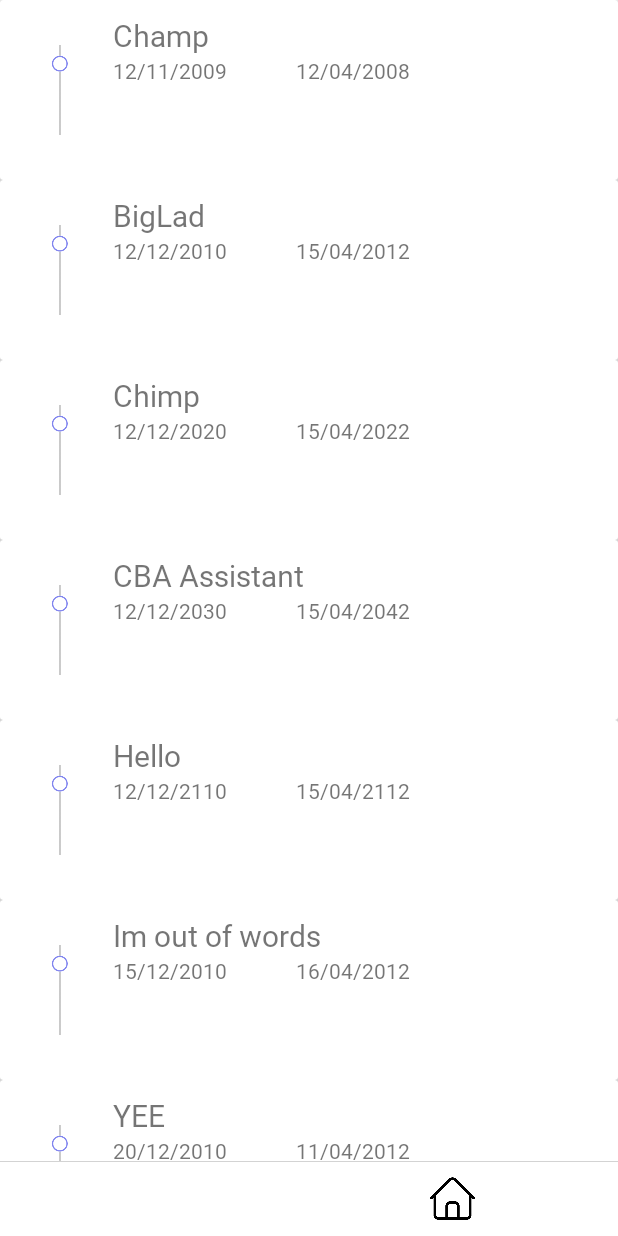
After one commit to Zenith-Consulting-3605/ZenithConsultingGA, an Android app: the ExperienceFragment screen opened directly, with no data from a screen before it, on a phone screen of 412 x 824 dp. The commit adds this screen. Run offline under Robolectric (Android 15) with nearby library versions, the phone set to English and light mode, and no system bars; our stand-ins replace CircleImageView.

Commit message:
Profile -Experience in progress

```diff
--- a/app/build.gradle
+++ b/app/build.gradle
@@ -28,7 +28,10 @@ dependencies {
 
     implementation 'androidx.appcompat:appcompat:1.1.0'
     implementation 'androidx.constraintlayout:constraintlayout:1.1.3'
+    implementation 'androidx.recyclerview:recyclerview:1.1.0'
+    implementation 'androidx.cardview:cardview:1.0.0'
     implementation 'de.hdodenhof:circleimageview:3.1.0'
+    implementation 'androidx.legacy:legacy-support-v4:1.0.0'
     testImplementation 'junit:junit:4.12'
     androidTestImplementation 'androidx.test.ext:junit:1.1.1'
     androidTestImplementation 'androidx.test.espresso:espresso-core:3.2.0'
--- a/app/src/main/java/com/example/infs3605groupassignment/DbHelper.java
+++ b/app/src/main/java/com/example/infs3605groupassignment/DbHelper.java
@@ -1,23 +1,30 @@
 package com.example.infs3605groupassignment;
 
 import android.content.Context;
+import android.database.Cursor;
 import android.database.sqlite.SQLiteDatabase;
 import android.database.sqlite.SQLiteOpenHelper;
 
+import java.util.ArrayList;
+import java.util.List;
 
 
 public class DbHelper extends SQLiteOpenHelper {
     private static final String DATABASE_NAME = "User.db";
     private SQLiteDatabase db;
 
-    private DbHelper(Context context) {
+    private List<Experience> experienceList = new ArrayList<>();
+
+    public DbHelper(Context context) {
         super(context, DATABASE_NAME, null,1);
+        db = getWritableDatabase();
     }
 
     @Override
     public void onCreate(SQLiteDatabase db) {
         this.db = db;
 
+        db.execSQL("DROP TABLE IF EXISTS " + DbContract.ExperienceTable.TABLE_NAME);
         final String SQL_CREATE_USERS_TABLE = "CREATE TABLE " +
                 DbContract.UsersTable.TABLE_NAME + "( " +
                 DbContract.UsersTable._ID + " INTEGER PRIMARY KEY AUTOINCREMENT, " +
@@ -26,11 +33,46 @@ public class DbHelper extends SQLiteOpenHelper {
                 ")";
 
         db.execSQL(SQL_CREATE_USERS_TABLE);
+
+        db.execSQL("CREATE TABLE " + DbContract.ProfileTable.TABLE_NAME + "( " + DbContract.ProfileTable._ID + " INTEGER PRIMARY KEY AUTOINCREMENT, " + DbContract.ProfileTable.FIRST_NAME + " TEXT, " + DbContract.ProfileTable.LAST_NAME + " TEXT, " + DbContract.ProfileTable.OCCUPATION + " TEXT, " + DbContract.ProfileTable.LOCATION + " TEXT )");
+        db.execSQL("CREATE TABLE " + DbContract.ExperienceTable.TABLE_NAME + "( " + DbContract.ExperienceTable._ID + " INTEGER PRIMARY KEY AUTOINCREMENT, " + DbContract.ExperienceTable.TITLE + " TEXT, " + DbContract.ExperienceTable.EMPLOYMENT_TYPE + " TEXT, " + DbContract.ExperienceTable.COMPANY + " TEXT, " + DbContract.ExperienceTable.LOCATION + " TEXT, " + DbContract.ExperienceTable.START_DATE + " TEXT, " + DbContract.ExperienceTable.END_DATE + " TEXT, " + DbContract.ExperienceTable.DESCRIPTION + " TEXT, " + DbContract.ExperienceTable.USER_ID + " INTEGER )");
+
+        db.execSQL("INSERT INTO " + DbContract.ExperienceTable.TABLE_NAME + " ( " + DbContract.ExperienceTable.TITLE + ", " + DbContract.ExperienceTable.EMPLOYMENT_TYPE + ", " + DbContract.ExperienceTable.COMPANY + ", " + DbContract.ExperienceTable.LOCATION + ", " + DbContract.ExperienceTable.START_DATE + ", " + DbContract.ExperienceTable.END_DATE + ", " + DbContract.ExperienceTable.DESCRIPTION + ", " + DbContract.ExperienceTable.USER_ID + ") VALUES ('Champ', 'Full-Time', 'Champion', 'Sydney, Australia', '12/11/2009', '12/04/2008', 'Worked at Champion like an absolute Champ', 1)");
+        db.execSQL("INSERT INTO " + DbContract.ExperienceTable.TABLE_NAME + " ( " + DbContract.ExperienceTable.TITLE + ", " + DbContract.ExperienceTable.EMPLOYMENT_TYPE + ", " + DbContract.ExperienceTable.COMPANY + ", " + DbContract.ExperienceTable.LOCATION + ", " + DbContract.ExperienceTable.START_DATE + ", " + DbContract.ExperienceTable.END_DATE + ", " + DbContract.ExperienceTable.DESCRIPTION + ", " + DbContract.ExperienceTable.USER_ID + ") VALUES ('BigLad', 'Full-Time', 'Champion', 'Sydney, Australia', '12/12/2010', '15/04/2012', 'Was a BigLad', 1)");
+        db.execSQL("INSERT INTO " + DbContract.ExperienceTable.TABLE_NAME + " ( " + DbContract.ExperienceTable.TITLE + ", " + DbContract.ExperienceTable.EMPLOYMENT_TYPE + ", " + DbContract.ExperienceTable.COMPANY + ", " + DbContract.ExperienceTable.LOCATION + ", " + DbContract.ExperienceTable.START_DATE + ", " + DbContract.ExperienceTable.END_DATE + ", " + DbContract.ExperienceTable.DESCRIPTION + ", " + DbContract.ExperienceTable.USER_ID + ") VALUES ('Chimp', 'Full-Time', 'Champion', 'Sydney, Australia', '12/12/2020', '15/04/2022', 'Was a BigLad', 1)");
+        db.execSQL("INSERT INTO " + DbContract.ExperienceTable.TABLE_NAME + " ( " + DbContract.ExperienceTable.TITLE + ", " + DbContract.ExperienceTable.EMPLOYMENT_TYPE + ", " + DbContract.ExperienceTable.COMPANY + ", " + DbContract.ExperienceTable.LOCATION + ", " + DbContract.ExperienceTable.START_DATE + ", " + DbContract.ExperienceTable.END_DATE + ", " + DbContract.ExperienceTable.DESCRIPTION + ", " + DbContract.ExperienceTable.USER_ID + ") VALUES ('CBA Assistant', 'Full-Time', 'Champion', 'Sydney, Australia', '12/12/2030', '15/04/2042', 'Was a BigLad', 1)");
+        db.execSQL("INSERT INTO " + DbContract.ExperienceTable.TABLE_NAME + " ( " + DbContract.ExperienceTable.TITLE + ", " + DbContract.ExperienceTable.EMPLOYMENT_TYPE + ", " + DbContract.ExperienceTable.COMPANY + ", " + DbContract.ExperienceTable.LOCATION + ", " + DbContract.ExperienceTable.START_DATE + ", " + DbContract.ExperienceTable.END_DATE + ", " + DbContract.ExperienceTable.DESCRIPTION + ", " + DbContract.ExperienceTable.USER_ID + ") VALUES ('Hello', 'Full-Time', 'Champion', 'Sydney, Australia', '12/12/2110', '15/04/2112', 'Was a BigLad', 1)");
+        db.execSQL("INSERT INTO " + DbContract.ExperienceTable.TABLE_NAME + " ( " + DbContract.ExperienceTable.TITLE + ", " + DbContract.ExperienceTable.EMPLOYMENT_TYPE + ", " + DbContract.ExperienceTable.COMPANY + ", " + DbContract.ExperienceTable.LOCATION + ", " + DbContract.ExperienceTable.START_DATE + ", " + DbContract.ExperienceTable.END_DATE + ", " + DbContract.ExperienceTable.DESCRIPTION + ", " + DbContract.ExperienceTable.USER_ID + ") VALUES ('Im out of words', 'Full-Time', 'Champion', 'Sydney, Australia', '15/12/2010', '16/04/2012', 'Was a BigLad', 1)");
+        db.execSQL("INSERT INTO " + DbContract.ExperienceTable.TABLE_NAME + " ( " + DbContract.ExperienceTable.TITLE + ", " + DbContract.ExperienceTable.EMPLOYMENT_TYPE + ", " + DbContract.ExperienceTable.COMPANY + ", " + DbContract.ExperienceTable.LOCATION + ", " + DbContract.ExperienceTable.START_DATE + ", " + DbContract.ExperienceTable.END_DATE + ", " + DbContract.ExperienceTable.DESCRIPTION + ", " + DbContract.ExperienceTable.USER_ID + ") VALUES ('YEE', 'Full-Time', 'Champion', 'Sydney, Australia', '20/12/2010', '11/04/2012', 'Was a BigLad', 1)");
     }
 
     @Override
     public void onUpgrade(SQLiteDatabase db, int oldVersion, int newVersion) {
         db.execSQL("DROP TABLE IF EXISTS " + DbContract.UsersTable.TABLE_NAME);
+
+        db.execSQL("DROP TABLE IF EXISTS " + DbContract.ProfileTable.TABLE_NAME);
+        db.execSQL("DROP TABLE IF EXISTS " + DbContract.ExperienceTable.TABLE_NAME);
+
         onCreate(db);
     }
+
+    public List<Experience> getExperiences() {
+        SQLiteDatabase db = this.getReadableDatabase();
+
+        Cursor cursor = db.rawQuery("SELECT " + DbContract.ExperienceTable.TITLE + ", " + DbContract.ExperienceTable.START_DATE + ", " + DbContract.ExperienceTable.END_DATE + " FROM " + DbContract.ExperienceTable.TABLE_NAME + " WHERE " + DbContract.ExperienceTable.USER_ID + " = " + 1, null);
+
+                int titleCol = cursor.getColumnIndex(DbContract.ExperienceTable.TITLE);
+                int startCol = cursor.getColumnIndex(DbContract.ExperienceTable.START_DATE);
+                int endCol = cursor.getColumnIndex(DbContract.ExperienceTable.END_DATE);
+
+                while (cursor.moveToNext()) {
+                    String title = cursor.getString(titleCol);
+                    String start = cursor.getString(startCol);
+                    String end = cursor.getString(endCol);
+                    Experience retrievedExp = new Experience(title, start, end);
+                    experienceList.add(retrievedExp);
+                }
+
+        return experienceList;
+    }
 }
--- /dev/null
+++ b/app/src/main/java/com/example/infs3605groupassignment/Experience.java
@@ -0,0 +1,59 @@
+package com.example.infs3605groupassignment;
+
+public class Experience {
+    private String title;
+    private String employmentType;
+    private String company;
+    private String location;
+    private String startDate;
+    private String endDate;
+    private String description;
+
+    public Experience() {
+
+    }
+
+    public Experience(String title, String startDate, String endDate) {
+        this.title = title;
+        this.startDate = startDate;
+        this.endDate = endDate;
+    }
+
+    public Experience(String title, String employmentType, String company, String location, String startDate, String endDate, String description) {
+        this.title = title;
+        this.employmentType = employmentType;
+        this.company = company;
+        this.location = location;
+        this.startDate = startDate;
+        this.endDate = endDate;
+        this.description = description;
+    }
+
+    public String getTitle() { return title; }
+
+    public void setTitle(String title) { this.title = title; }
+
+    public String getEmploymentType() {return employmentType; }
+
+    public void setEmploymentType(String employmentType) { this.employmentType = employmentType;}
+
+    public String getCompany() { return company; }
+
+    public void setCompany(String company) { this.company = company; }
+
+    public String getLocation() { return location; }
+
+    public void setLocation(String location) { this.location = location; }
+
+    public String getStartDate() { return startDate; }
+
+    public void setStartDate() { this.startDate = startDate; }
+
+    public String getEndDate() { return endDate; }
+
+    public void setEndDate(String endDate) { this.endDate = endDate; }
+
+    public String getDescription() { return description; }
+
+    public void setDescription(String description) { this.description = description; }
+}
--- /dev/null
+++ b/app/src/main/java/com/example/infs3605groupassignment/ExperienceAdapter.java
@@ -0,0 +1,51 @@
+package com.example.infs3605groupassignment;
+
+import android.view.LayoutInflater;
+import android.view.View;
+import android.view.ViewGroup;
+import android.widget.ImageView;
+import android.widget.TextView;
+
+import androidx.recyclerview.widget.RecyclerView;
+
+import java.util.List;
+
+public class ExperienceAdapter extends RecyclerView.Adapter<ExperienceAdapter.ExperienceViewHolder> {
+    private ExperienceFragment parentActivity;
+    private List<Experience> experiences;
+
+    public ExperienceAdapter (ExperienceFragment parent, List<Experience> experiences) {
+        this.parentActivity = parent;
+        this.experiences = experiences;
+    }
+
+    public static class ExperienceViewHolder extends RecyclerView.ViewHolder {
+        public TextView title, startDate, endDate;
+        public ImageView image;
+
+        public ExperienceViewHolder(View v) {
+            super(v);
+            title = v.findViewById(R.id.txvTitle);
+            startDate = v.findViewById(R.id.txvStartDate);
+            endDate = v.findViewById(R.id.txvEndDate);
+            image = v.findViewById(R.id.imvArt);
+        }
+    }
+
+    @Override
+    public ExperienceAdapter.ExperienceViewHolder onCreateViewHolder(ViewGroup parent, int viewType) {
+        View v = LayoutInflater.from(parent.getContext()).inflate(R.layout.experience_list_row, parent, false);
+        return new ExperienceViewHolder(v);
+    }
+
+    @Override
+    public void onBindViewHolder(ExperienceViewHolder holder, int position) {
+        Experience experience = experiences.get(position);
+        holder.title.setText(experience.getTitle()); //NEED TO SET TEXT
+        holder.startDate.setText(experience.getStartDate()); //NEED TO SET TEXT
+        holder.endDate.setText(experience.getEndDate()); //NEED TO SET TEXT
+    }
+
+    @Override
+    public int getItemCount() { return experiences.size(); }
+}
--- /dev/null
+++ b/app/src/main/java/com/example/infs3605groupassignment/ExperienceFragment.java
@@ -0,0 +1,88 @@
+package com.example.infs3605groupassignment;
+
+import android.os.Bundle;
+
+import androidx.fragment.app.Fragment;
+import androidx.recyclerview.widget.LinearLayoutManager;
+import androidx.recyclerview.widget.RecyclerView;
+
+import android.view.LayoutInflater;
+import android.view.View;
+import android.view.ViewGroup;
+
+import java.util.List;
+
+
+/**
+ * A simple {@link Fragment} subclass.
+ * Use the {@link ExperienceFragment#newInstance} factory method to
+ * create an instance of this fragment.
+ */
+public class ExperienceFragment extends Fragment {
+    // TODO: Rename parameter arguments, choose names that match
+    // the fragment initialization parameters, e.g. ARG_ITEM_NUMBER
+    private static final String ARG_PARAM1 = "param1";
+    private static final String ARG_PARAM2 = "param2";
+
+    // TODO: Rename and change types of parameters
+    private String mParam1;
+    private String mParam2;
+
+    private RecyclerView recyclerView;
+    private RecyclerView.Adapter adapter;
+    private RecyclerView.LayoutManager layoutManager;
+
+    public ExperienceFragment() {
+        // Required empty public constructor
+    }
+
+    /**
+     * Use this factory method to create a new instance of
+     * this fragment using the provided parameters.
+     *
+     * @param param1 Parameter 1.
+     * @param param2 Parameter 2.
+     * @return A new instance of fragment ExperienceFragment.
+     */
+    // TODO: Rename and change types and number of parameters
+    public static ExperienceFragment newInstance(String param1, String param2) {
+        ExperienceFragment fragment = new ExperienceFragment();
+        Bundle args = new Bundle();
+        args.putString(ARG_PARAM1, param1);
+        args.putString(ARG_PARAM2, param2);
+        fragment.setArguments(args);
+        return fragment;
+    }
+
+    @Override
+    public void onCreate(Bundle savedInstanceState) {
+        super.onCreate(savedInstanceState);
+        if (getArguments() != null) {
+            mParam1 = getArguments().getString(ARG_PARAM1);
+            mParam2 = getArguments().getString(ARG_PARAM2);
+        }
+    }
+
+    @Override
+    public View onCreateView(LayoutInflater inflater, ViewGroup container,
+                             Bundle savedInstanceState) {
+        // Inflate the layout for this fragment
+        View v =  inflater.inflate(R.layout.fragment_experience, container, false);
+
+        recyclerView = v.findViewById(R.id.rvList);
+        recyclerView.setHasFixedSize(true);
+        recyclerView.setNestedScrollingEnabled(false);
+        layoutManager = new LinearLayoutManager(getContext());
+        recyclerView.setLayoutManager(layoutManager);
+
+        final DbHelper dbHelper = new DbHelper(getContext());
+
+        List<Experience> experienceList = dbHelper.getExperiences();
+        //CALL THE GET EXPERINCES METHOD FORM DB
+        //SET LIST TO ADPATER
+        adapter = new ExperienceAdapter(this, experienceList);
+        recyclerView.setAdapter(adapter);
+
+        return v;
+    }
+}
--- a/app/src/main/java/com/example/infs3605groupassignment/Profile.java
+++ b/app/src/main/java/com/example/infs3605groupassignment/Profile.java
@@ -1,6 +1,9 @@
 package com.example.infs3605groupassignment;
 
 import androidx.appcompat.app.AppCompatActivity;
+import androidx.fragment.app.Fragment;
+import androidx.fragment.app.FragmentManager;
+import androidx.fragment.app.FragmentTransaction;
 
 import android.content.Intent;
 import android.os.Bundle;
@@ -39,5 +42,10 @@ public class Profile extends AppCompatActivity {
                 startActivity(new Intent(Profile.this, Profile.class));
             }
         });
+
+        FragmentManager manager = getSupportFragmentManager();
+        FragmentTransaction transaction = manager.beginTransaction();
+        Fragment fragment = new ExperienceFragment();
+        getSupportFragmentManager().beginTransaction().replace(R.id.scvFragment, fragment).commit();
     }
 }
--- a/app/src/main/res/drawable/border_stroke.xml
+++ b/app/src/main/res/drawable/border_stroke.xml
@@ -3,7 +3,7 @@
     <item android:top="0dp" android:left="-2dp" android:right="-2dp" android:bottom="-2dp">
         <shape android:shape="rectangle">
             <stroke android:width="0.5dp" android:color="#D3D3D3" />
-            <solid android:color="#00000000" />
+            <solid android:color="@color/white" />
         </shape>
     </item>
 </layer-list>
--- a/app/src/main/res/layout/activity_profile.xml
+++ b/app/src/main/res/layout/activity_profile.xml
@@ -153,12 +153,16 @@
                 android:layout_height="3dp"
                 android:background="@drawable/divider" />
 
-            <androidx.constraintlayout.widget.ConstraintLayout
-                android:id="@+id/cslFragment"
-                android:layout_width="wrap_content"
-                android:layout_height="wrap_content">
+            <androidx.core.widget.NestedScrollView
+                android:id="@+id/scvFragment"
+                android:layout_width="match_parent"
+                android:layout_height="wrap_content"
+                android:fillViewport="true" />
 
-            </androidx.constraintlayout.widget.ConstraintLayout>
+            <TextView
+                android:id="@+id/txvDummy"
+                android:layout_width="match_parent"
+                android:layout_height="50dp" />
 
         </LinearLayout>
     </ScrollView>
--- /dev/null
+++ b/app/src/main/res/layout/experience_list.xml
@@ -0,0 +1,5 @@
+<?xml version="1.0" encoding="utf-8"?>
+<androidx.recyclerview.widget.RecyclerView xmlns:android="http://schemas.android.com/apk/res/android"
+    android:id="@+id/rvList"
+    android:layout_width="match_parent"
+    android:layout_height="match_parent" />
--- /dev/null
+++ b/app/src/main/res/layout/experience_list_row.xml
@@ -0,0 +1,68 @@
+<?xml version="1.0" encoding="utf-8"?>
+<androidx.cardview.widget.CardView xmlns:android="http://schemas.android.com/apk/res/android"
+    xmlns:app="http://schemas.android.com/apk/res-auto"
+    xmlns:tools="http://schemas.android.com/tools"
+    android:layout_height="wrap_content"
+    android:layout_width="match_parent"
+    android:clickable="true"
+    android:focusable="true"
+    android:layout_margin="0dp">
+
+    <androidx.constraintlayout.widget.ConstraintLayout
+        android:layout_width="match_parent"
+        android:layout_height="wrap_content">
+
+        <LinearLayout
+            android:layout_width="match_parent"
+            android:layout_height="match_parent"
+            android:orientation="horizontal">
+
+            <ImageView
+                android:id="@+id/imvArt"
+                android:layout_width="60dp"
+                android:layout_height="120dp"
+                android:contentDescription="TODO"
+                app:srcCompat="@drawable/prf_progress" />
+
+            <LinearLayout
+                android:layout_width="match_parent"
+                android:layout_height="match_parent"
+                android:orientation="vertical">
+
+                <TextView
+                    android:id="@+id/txvTitle"
+                    android:layout_width="match_parent"
+                    android:layout_height="wrap_content"
+                    android:layout_marginLeft="15dp"
+                    android:layout_marginTop="10dp"
+                    android:fontFamily="@font/bold"
+                    android:text="Title"
+                    android:textSize="20sp" />
+
+                <LinearLayout
+                    android:layout_width="match_parent"
+                    android:layout_height="match_parent"
+                    android:orientation="horizontal">
+
+                    <TextView
+                        android:id="@+id/txvStartDate"
+                        android:layout_width="wrap_content"
+                        android:layout_height="wrap_content"
+                        android:layout_marginLeft="15dp"
+                        android:layout_weight="1"
+                        android:fontFamily="@font/light"
+                        android:text="TextView" />
+
+                    <TextView
+                        android:id="@+id/txvEndDate"
+                        android:layout_width="wrap_content"
+                        android:layout_height="wrap_content"
+                        android:layout_weight="3"
+                        android:fontFamily="@font/light"
+                        android:text="TextView" />
+                </LinearLayout>
+            </LinearLayout>
+        </LinearLayout>
+
+    </androidx.constraintlayout.widget.ConstraintLayout>
+</androidx.cardview.widget.CardView>
--- /dev/null
+++ b/app/src/main/res/layout/fragment_experience.xml
@@ -0,0 +1,14 @@
+<?xml version="1.0" encoding="utf-8"?>
+<FrameLayout xmlns:android="http://schemas.android.com/apk/res/android"
+    xmlns:tools="http://schemas.android.com/tools"
+    android:layout_width="match_parent"
+    android:layout_height="match_parent"
+    tools:context=".ExperienceFragment">
+
+    <!-- TODO: Update blank fragment layout -->
+    <androidx.recyclerview.widget.RecyclerView xmlns:android="http://schemas.android.com/apk/res/android"
+        android:id="@+id/rvList"
+        android:layout_width="match_parent"
+        android:layout_height="match_parent" />
+
+</FrameLayout>
--- a/app/src/main/res/values/strings.xml
+++ b/app/src/main/res/values/strings.xml
@@ -1,3 +1,6 @@
 <resources>
     <string name="app_name">INFS3605 Group Assignment</string>
+
+    <!-- TODO: Remove or change this placeholder text -->
+    <string name="hello_blank_fragment">Hello blank fragment</string>
 </resources>
```
Also changed, not shown: app/src/main/java/com/example/infs3605groupassignment/DbContract.java (+15 -3 lines), app/src/main/res/drawable/prf_progress.PNG (added).
